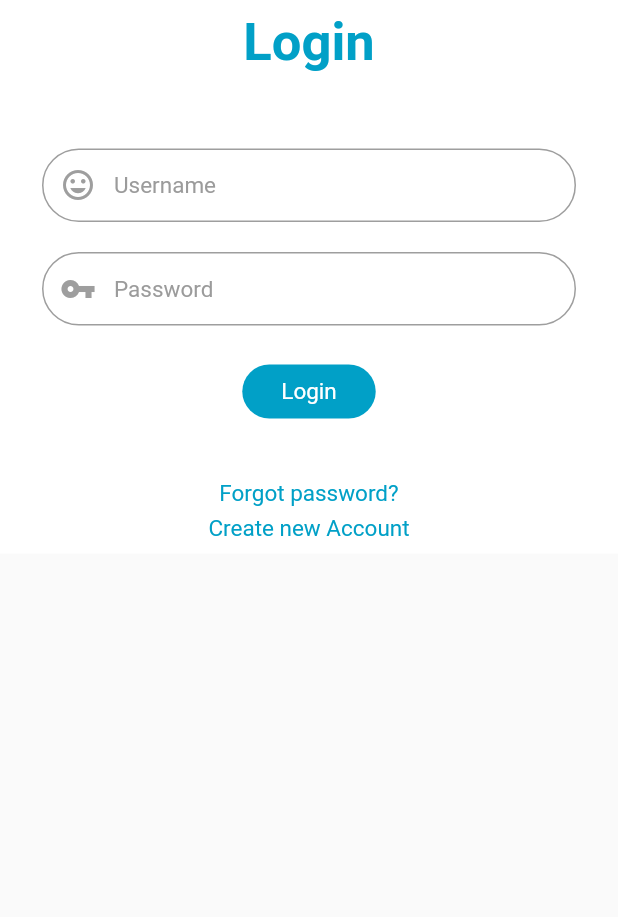
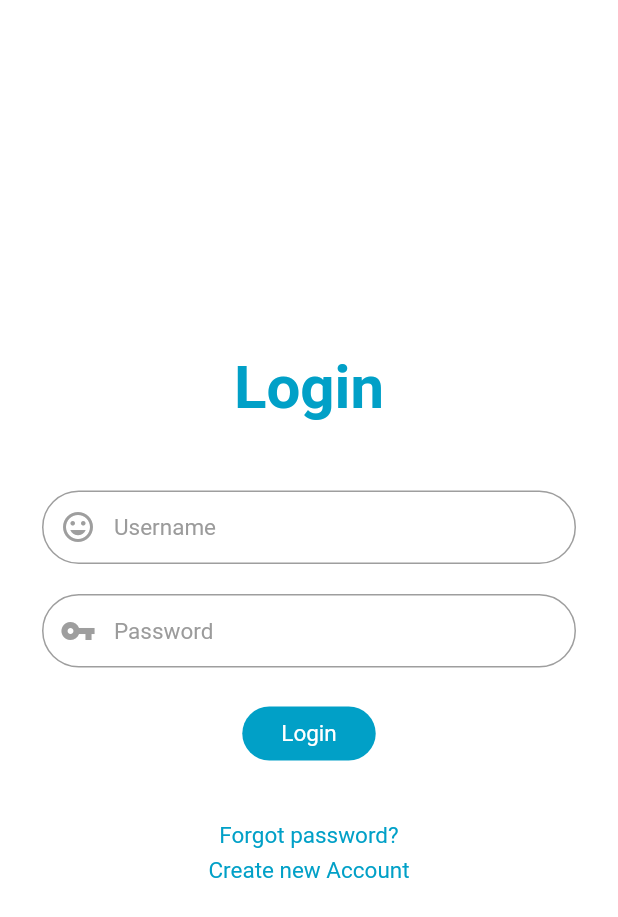
Before and after one commit to Pinmonyoudom/Survey_Mobile, a Flutter app: the screen it shows after launch, on a phone screen of 412 x 824 dp. Shown: the top 917 px of the screen. Run offline on Flutter 3.47's test engine with Material 2 defaults, Android fonts, the phone set to English and light mode, and no system bars; our stand-ins replace shared_preferences.

Commit message:
Reset and update login UI.

```diff
--- a/lib/screens/form.dart
+++ b/lib/screens/form.dart
@@ -1,5 +1,4 @@
 import 'package:flutter/material.dart';
-import 'package:login/screens/login.dart';
 
 class FormPage extends StatefulWidget {
   @override
--- a/lib/screens/home.dart
+++ b/lib/screens/home.dart
@@ -1,6 +1,5 @@
 import 'package:flutter/material.dart';
 import 'package:login/screens/login.dart';
-import 'package:login/screens/survey_list.dart';
 
 class HomePage extends StatefulWidget {
   @override
--- a/lib/screens/login.dart
+++ b/lib/screens/login.dart
@@ -2,7 +2,6 @@ import 'dart:convert';
 import 'package:flutter/material.dart';
 import 'package:login/screens/forgot_password.dart';
 import 'package:login/screens/register.dart';
-import 'package:login/screens/survey_main.dart';
 import 'navigation_drawer.dart';
 import 'package:login/utils/api.dart';
 import 'package:shared_preferences/shared_preferences.dart';
@@ -40,19 +39,18 @@ class _LoginPageState extends State<LoginPage> {
         child: Stack(
           children: <Widget>[
             Positioned(
-              child:SingleChildScrollView(
-                child: Padding(
+              child: Padding(
                 padding: const EdgeInsets.all(8.0),
                 child: Column(
                   mainAxisAlignment: MainAxisAlignment.center,
                   children: <Widget>[
                     Padding(
-                      padding: const EdgeInsets.only(bottom: 30),
+                      padding: const EdgeInsets.only(bottom: 25),
                       child: Text('Login',
                         style: TextStyle(
                             color: Color(0xff01A0C7),
                             fontWeight: FontWeight.bold,
-                            fontSize: 35),
+                            fontSize: 40),
                       ),
                     ),
                     Padding(
@@ -193,8 +191,6 @@ class _LoginPageState extends State<LoginPage> {
                   ],
                 ),
               ),
-              )
-
             )
           ],
         ),
--- a/lib/screens/survey_finish.dart
+++ b/lib/screens/survey_finish.dart
@@ -1,5 +1,4 @@
 import 'package:flutter/material.dart';
-import 'package:login/screens/survey_main.dart';
 import 'navigation_drawer.dart';
 
 class FinishSurvey extends StatefulWidget {
--- a/lib/utils/main.dart
+++ b/lib/utils/main.dart
@@ -1,6 +1,5 @@
 import 'package:flutter/material.dart';
 import 'package:login/screens/home.dart';
-import 'package:login/screens/survey_main.dart';
 import 'package:login/screens/login.dart';
 import 'package:shared_preferences/shared_preferences.dart';
 void main() => runApp(MyApp());
```
Also changed, not shown: pubspec.lock.
